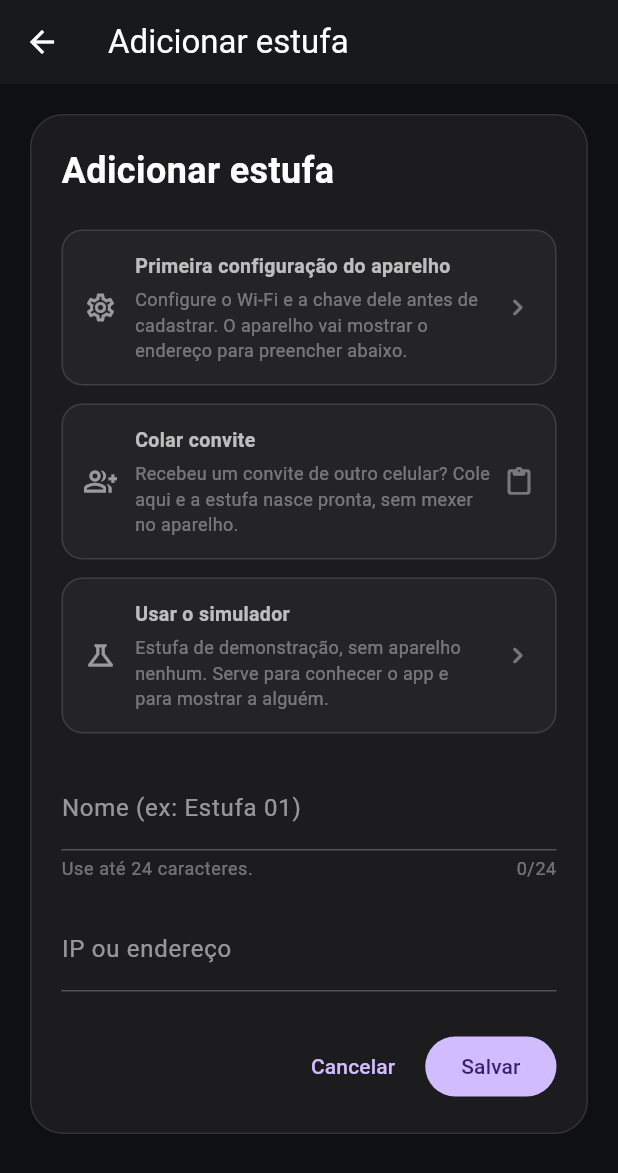
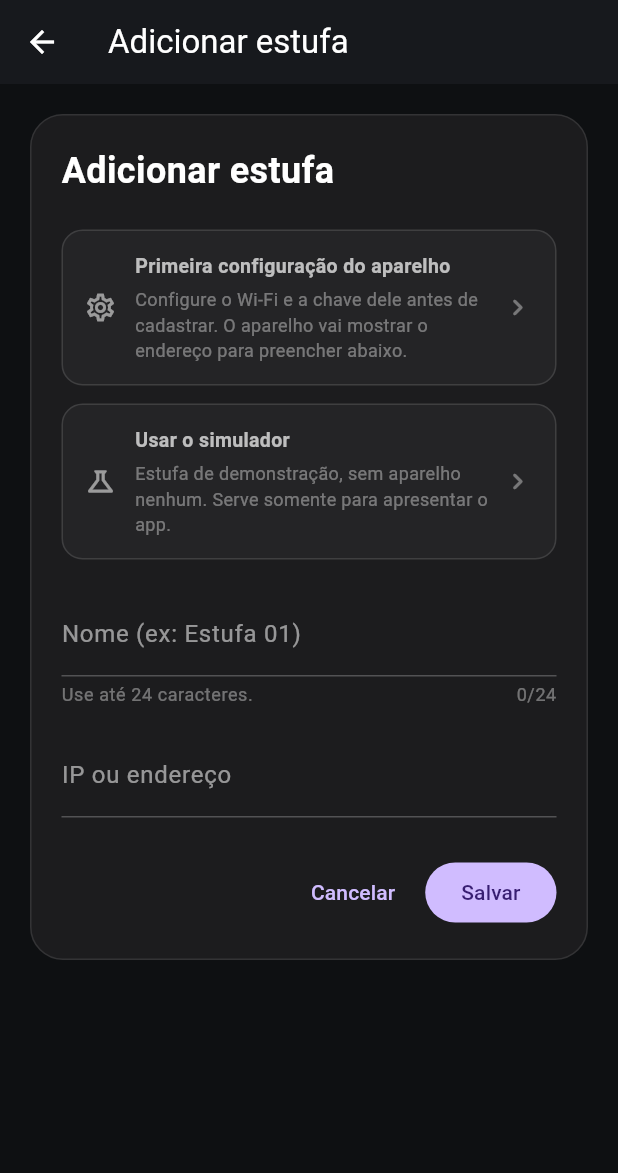
Before and after one commit to Alox01/sentinela-smart, a Flutter app: the EstufaFormScreen screen opened directly, on a phone screen of 412 x 824 dp. Shown: the top 1173 px of the screen. Run offline on Flutter 3.47's test engine with Material 3 defaults, Android fonts, the phone set to English and light mode, and no system bars; our stand-ins replace app_links, file_picker, firebase_core, firebase_messaging, fl_chart, flutter_local_notifications and 7 more; missing offline and left inert: dart:html, dart:js_interop; accounts and stored records are empty; generated files the repository leaves out were written again.

Commit message:
Share access only by code, and drop the written invitation
A written invitation sits in the conversation that carried it, with the
greenhouse key inside, and deleting it from one phone removes it from neither
the other nor its backup. The code on screen leaves nothing behind. Only the
code remains.

Pasting goes with it. Keeping the send button while removing the receiving end
would produce invitations nobody could use.

The cost is real and stated on the screen and in the file: sharing now requires
being in the same place. Whoever is far away has no path, and there is no
fallback if the other phone's camera does not recognise the code - the written
invitation had been that safety net.

One test was deleted rather than adapted, because the path it covered no longer
exists, and a test that exercises nothing is worse than no test. The one about
the sharing screen now asserts the absence of what was removed, so bringing it
back would be a decision rather than an accident.

The simulator's description also says what it is for: presenting the app, and
nothing else.

```diff
--- a/estufa_app/lib/features/home/screens/compartilhar_acesso_screen.dart
+++ b/estufa_app/lib/features/home/screens/compartilhar_acesso_screen.dart
@@ -1,8 +1,6 @@
-import 'dart:async';
 
 import 'package:flutter/material.dart';
 import 'package:qr_flutter/qr_flutter.dart';
-import 'package:share_plus/share_plus.dart';
 
 import '../models/convite_estufa.dart';
 import '../models/link_convite.dart';
@@ -10,28 +8,22 @@ import '../models/link_convite.dart';
 /// Entrega a outro celular da familia o que ele precisa para acompanhar e
 /// comandar esta estufa.
 ///
-/// ## Por que duas formas, e nao uma
+/// ## So o QR, e por que o texto saiu
 ///
-/// O QR **nao substitui** o texto: sao situacoes diferentes. O texto serve para
-/// quem esta longe — o filho na cidade, o vizinho que cuida no fim de semana. O
-/// QR serve para quem esta do lado, e faz em tres segundos o que pelo texto
-/// pediria escolher aplicativo, achar a conversa e mandar.
+/// Houve tambem um convite escrito, para quem estava longe. Foi retirado por
+/// decisao do produtor: convite mandado por mensagem **fica gravado na
+/// conversa**, com a chave da estufa dentro, para sempre — e a chave e do
+/// APARELHO, quem a tiver comanda. Apagar do proprio celular nao apaga do outro
+/// nem do backup dele. O QR nao fica gravado em conversa nenhuma.
 ///
-/// ## A vantagem que so o QR tem
-///
-/// Convite mandado por mensagem **fica gravado na conversa**, com a chave da
-/// estufa dentro, para sempre — e a chave e do APARELHO: quem a tiver comanda.
-/// Apagar a mensagem do proprio celular nao apaga a do outro, nem o backup dela.
-/// O QR nao fica gravado em conversa nenhuma.
+/// O preco disso esta declarado: **compartilhar passou a exigir estar junto**.
+/// Quem esta longe nao tem mais caminho, e nao ha rede de seguranca se a camera
+/// do outro celular nao reconhecer o codigo.
 ///
 /// **Nao confundir com "nao sobra copia em lugar nenhum"**, que seria mentira: o
 /// Android tira um instantaneo desta tela para a lista de Recentes, com o QR
 /// desenhado nele, e nada aqui impede print nem gravacao. Cumprir aquilo exigiria
-/// FLAG_SECURE por MethodChannel. O que se afirma e o contraste verdadeiro: a
-/// mensagem persiste na conversa, o QR nao.
-///
-/// Isso esta dito na tela, e nao so aqui, porque quem compartilha e quem decide
-/// — e a decisao acontece na hora de escolher entre os dois botoes.
+/// FLAG_SECURE por MethodChannel.
 class CompartilharAcessoScreen extends StatelessWidget {
   final ConviteEstufa convite;
 
@@ -69,7 +61,6 @@ class CompartilharAcessoScreen extends StatelessWidget {
                   const SizedBox(height: 20),
                   _CartaoQr(convite: convite),
                   const SizedBox(height: 20),
-                  _CartaoTexto(convite: convite),
                   const SizedBox(height: 18),
                   const _AvisoDaChave(),
                 ],
@@ -161,8 +152,7 @@ class QrDoConvite extends StatelessWidget {
           height: 220,
           child: Center(
             child: Text(
-              'Não foi possível montar o QR deste convite. '
-              'Use o envio por mensagem abaixo.',
+              'Não foi possível montar o QR deste convite.',
               textAlign: TextAlign.center,
               style: TextStyle(color: Colors.black87, fontSize: 13),
             ),
@@ -175,65 +165,6 @@ class QrDoConvite extends StatelessWidget {
 
 /// O caminho de quem esta longe. E o mesmo de antes do QR existir, com o mesmo
 /// texto: quem ja recebeu convite assim continua achando o "Colar convite".
-class _CartaoTexto extends StatelessWidget {
-  final ConviteEstufa convite;
-
-  const _CartaoTexto({required this.convite});
-
-  @override
-  Widget build(BuildContext context) {
-    return Container(
-      padding: const EdgeInsets.all(20),
-      decoration: BoxDecoration(
-        color: const Color(0xFF1C1C1E),
-        borderRadius: BorderRadius.circular(22),
-        border: Border.all(color: Colors.white10),
-      ),
-      child: Column(
-        crossAxisAlignment: CrossAxisAlignment.stretch,
-        children: [
-          const Text(
-            'QUEM ESTÁ LONGE',
-            textAlign: TextAlign.center,
-            style: TextStyle(
-              color: Colors.white38,
-              fontSize: 11,
-              fontWeight: FontWeight.bold,
-              letterSpacing: 1.2,
-            ),
-          ),
-          const SizedBox(height: 12),
-          const Text(
-            'Manda o convite escrito. No outro celular: Nova Estufa e depois '
-            '"Colar convite".',
-            textAlign: TextAlign.center,
-            style: TextStyle(color: Colors.white60, fontSize: 13, height: 1.35),
-          ),
-          const SizedBox(height: 16),
-          FilledButton.icon(
-            onPressed: () => unawaited(_enviarTexto()),
-            icon: const Icon(Icons.send_rounded, size: 18),
-            label: const Text('Enviar por mensagem'),
-          ),
-        ],
-      ),
-    );
-  }
-
-  Future<void> _enviarTexto() async {
-    // O aviso vai junto no texto, nao so na tela: quem recebe pode nao ser quem
-    // leu a tela, e o convite carrega a chave da estufa.
-    await Share.share(
-      'Convite para acompanhar a estufa "${convite.nome}" no Sentinela.\n'
-      'No app, toque em Nova Estufa e depois em "Colar convite".\n'
-      'Mande só para quem pode comandar a estufa.\n\n'
-      '${convite.codificar()}',
-      subject: 'Acesso à estufa ${convite.nome}',
-    );
-  }
-}
-
-/// O que o produtor precisa saber antes de escolher entre os dois botoes acima.
 class _AvisoDaChave extends StatelessWidget {
   const _AvisoDaChave();
 
@@ -276,10 +207,10 @@ class _AvisoDaChave extends StatelessWidget {
                 ),
                 SizedBox(height: 10),
                 Text(
-                  'O QR não fica gravado em conversa nenhuma. O convite '
-                  'mandado por mensagem fica, com a chave dentro, para sempre — '
-                  'apagar do seu celular não apaga do outro. Estando os dois '
-                  'juntos, prefira o QR.',
+                  'O QR não fica gravado em conversa nenhuma — é por isso que '
+                  'ele é o único caminho: convite mandado por mensagem ficaria '
+                  'guardado com a chave dentro, e apagar do seu celular não '
+                  'apagaria do outro.',
                   style: TextStyle(
                     color: Colors.white70,
                     fontSize: 13,
--- a/estufa_app/lib/screens/estufa_form_screen.dart
+++ b/estufa_app/lib/screens/estufa_form_screen.dart
@@ -449,8 +449,6 @@ class _EstufaFormScreenState extends State<EstufaFormScreen> {
                       const SizedBox(height: 12),
                       // O segundo caminho para a mesma estufa: quem ja tem
                       // acesso delega, sem tocar no aparelho.
-                      _buildAtalhoConvite(),
-                      const SizedBox(height: 12),
                       _buildAtalhoSimulador(),
                       const SizedBox(height: 22),
                     ],
@@ -515,76 +513,6 @@ class _EstufaFormScreenState extends State<EstufaFormScreen> {
     });
   }
 
-  /// Preenche o cadastro com um convite que outro celular da familia mandou.
-  ///
-  /// A alternativa era o segundo celular entrar no modo de configuracao do
-  /// aparelho, que o derruba do ar enquanto dura - caro no meio de uma estufada,
-  /// e desnecessario para quem ja tem alguem de confianca com acesso.
-  Widget _buildAtalhoConvite() {
-    return InkWell(
-      borderRadius: BorderRadius.circular(14),
-      onTap: () => unawaited(_colarConvite()),
-      child: Container(
-        padding: const EdgeInsets.all(14),
-        decoration: BoxDecoration(
-          color: Colors.white.withValues(alpha: 0.035),
-          borderRadius: BorderRadius.circular(14),
-          border: Border.all(color: Colors.white12),
-        ),
-        child: const Row(
-          children: [
-            Icon(Icons.group_add_outlined, color: Colors.white54, size: 22),
-            SizedBox(width: 12),
-            Expanded(
-              child: Column(
-                crossAxisAlignment: CrossAxisAlignment.start,
-                children: [
-                  Text(
-                    'Colar convite',
-                    style: TextStyle(
-                      color: Colors.white70,
-                      fontSize: 13,
-                      fontWeight: FontWeight.w700,
-                    ),
-                  ),
-                  SizedBox(height: 4),
-                  Text(
-                    'Recebeu um convite de outro celular? Cole aqui e a estufa '
-                    'nasce pronta, sem mexer no aparelho.',
-                    style: TextStyle(color: Colors.white38, fontSize: 12),
-                  ),
-                ],
-              ),
-            ),
-            SizedBox(width: 8),
-            Icon(Icons.content_paste_rounded, color: Colors.white38, size: 20),
-          ],
-        ),
-      ),
-    );
-  }
-
-  Future<void> _colarConvite() async {
-    final area = await Clipboard.getData(Clipboard.kTextPlain);
-    final convite = ConviteEstufa.decodificar(area?.text ?? '');
-    if (!mounted) return;
-    if (convite == null) {
-      ScaffoldMessenger.of(context).showSnackBar(
-        const SnackBar(
-          content: Text(
-            'Não achei um convite na área de transferência. Copie a mensagem '
-            'inteira que você recebeu e toque aqui de novo.',
-          ),
-          duration: Duration(seconds: 5),
-        ),
-      );
-      return;
-    }
-    setState(() => _aplicarConvite(convite));
-    ScaffoldMessenger.of(context).showSnackBar(
-      SnackBar(content: Text('Convite lido: ${convite.nome}. Confira e salve.')),
-    );
-  }
 
   /// Derrama o convite nos campos. Vale para os dois caminhos — o texto colado
   /// e o QR lido pela camera —, para nao existir a chance de um deles preencher
@@ -642,8 +570,8 @@ class _EstufaFormScreenState extends State<EstufaFormScreen> {
                   ),
                   SizedBox(height: 4),
                   Text(
-                    'Estufa de demonstração, sem aparelho nenhum. Serve para '
-                    'conhecer o app e para mostrar a alguém.',
+                    'Estufa de demonstração, sem aparelho nenhum. Serve '
+                    'somente para apresentar o app.',
                     style: TextStyle(color: Colors.white38, fontSize: 12),
                   ),
                 ],
```
Also changed, not shown: 3 other files.
